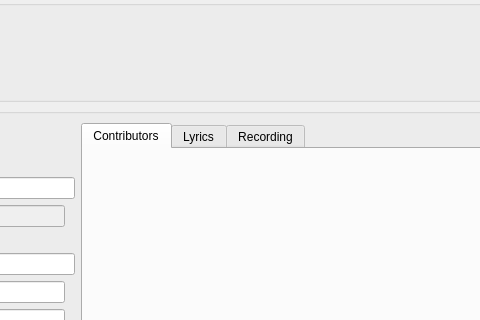
Above: resources/ui/track_page.ui from Iconoclasteinc/tgit before the change; both pictures show x 330 to 810 and y 0 to 320 of the 892 by 669 pixel window. Below: the same form after it.
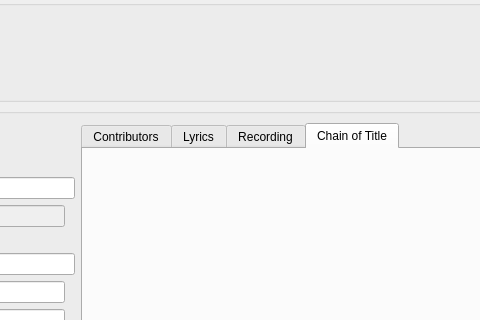
That is the form after the change. The open tabs and pages were chosen to show the change. Icons and pictures are not drawn. Custom widgets are drawn as their Qt base class.

Commit message: Add a new chain of title tab.

Diff of the .ui file:
```diff
--- a/resources/ui/track_page.ui
+++ b/resources/ui/track_page.ui
@@ -979,6 +979,12 @@
           </item>
          </layout>
         </widget>
+        <widget class="QWidget" name="_chain_of_title">
+         <attribute name="title">
+          <string>Chain of Title</string>
+         </attribute>
+         <layout class="QVBoxLayout" name="verticalLayout_3"/>
+        </widget>
        </widget>
       </item>
      </layout>
```
The commit also changes 9 other files.
